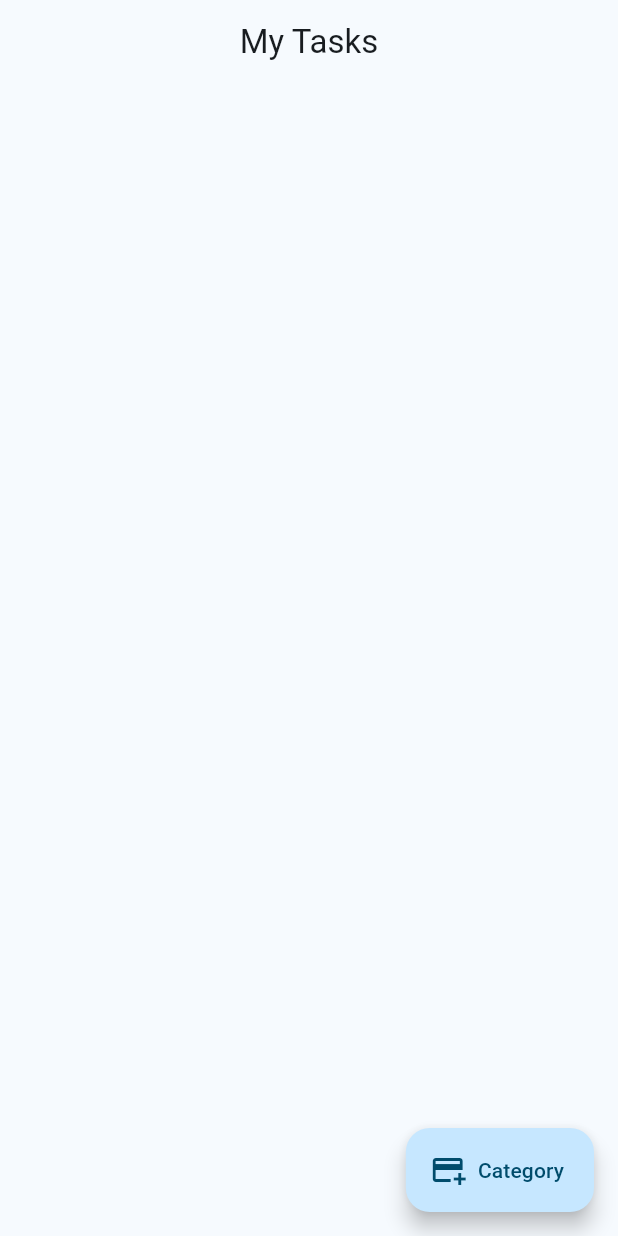
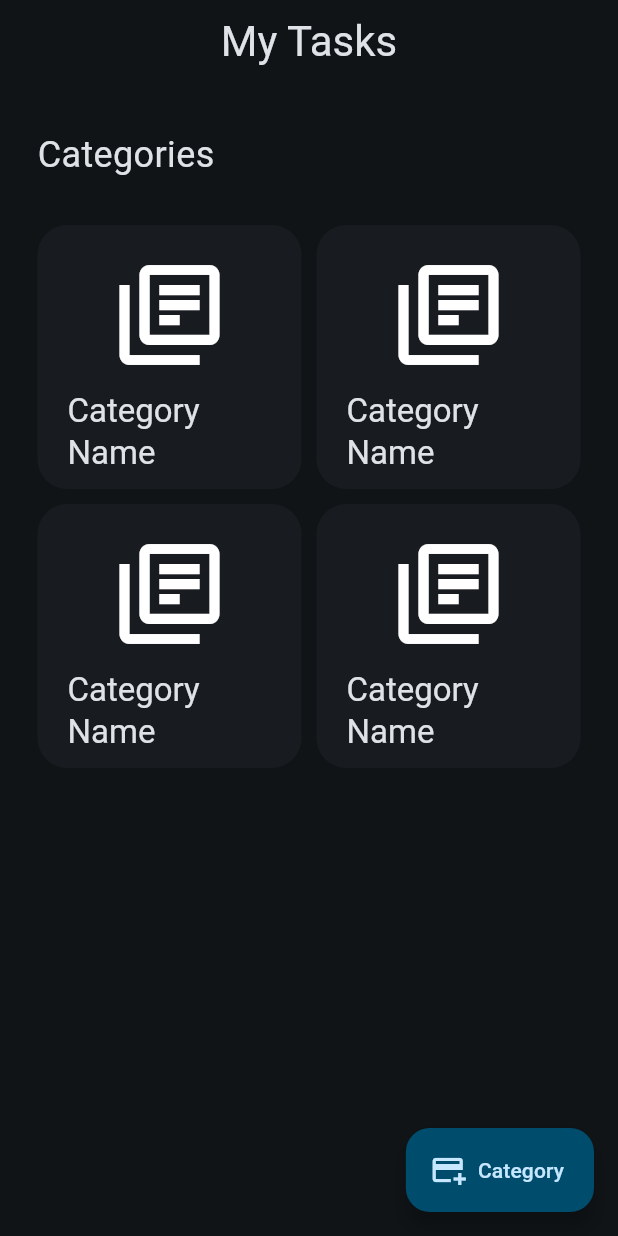
Before and after one commit to migueljt989/mj_todo_app, a Flutter app: the screen it shows after launch, on a phone screen of 412 x 824 dp. Run offline on Flutter 3.47's test engine with Material 3 defaults, Android fonts, the phone set to English and light mode, and no system bars; our stand-ins replace go_router.

Commit message:
categoriesWidgetsMods

```diff
--- a/lib/main.dart
+++ b/lib/main.dart
@@ -12,7 +12,7 @@ class MainApp extends StatelessWidget {
   @override
   Widget build(BuildContext context) {
     return MaterialApp.router(
-      theme: AppTheme(isDarkMode: false).getTheme(),
+      theme: AppTheme(isDarkMode: true).getTheme(),
       routerConfig: appRouter,
       debugShowCheckedModeBanner: false,
     );
--- a/lib/presentation/screens/home/home_screen.dart
+++ b/lib/presentation/screens/home/home_screen.dart
@@ -6,12 +6,32 @@ class HomeScreen extends StatelessWidget {
 
   @override
   Widget build(BuildContext context) {
+    final textTheme = Theme.of(context).textTheme;
     return Scaffold(
       appBar: AppBar(
-        title: const Text('My Tasks'),
+        title: Text(
+          'My Tasks',
+          style: TextStyle(fontSize: textTheme.headlineMedium!.fontSize),
+        ),
         centerTitle: true,
       ),
-      body:Expanded(child: Categories()),
+      body: Padding(
+        padding: const EdgeInsets.symmetric(horizontal: 25),
+        child: Column(
+          children: [
+            SizedBox(height: 30),
+            Align(
+              alignment: AlignmentGeometry.centerLeft,
+              child: Text(
+                'Categories',
+                style: TextStyle(fontSize: textTheme.headlineSmall!.fontSize),
+              ),
+            ),
+            SizedBox(height: 30),
+            Expanded(child: Categories()),
+          ],
+        ),
+      ),
       floatingActionButton: FloatingActionButton.extended(
         onPressed: (){},
          label: Text('Category'),
--- a/lib/presentation/widgets/categories.dart
+++ b/lib/presentation/widgets/categories.dart
@@ -1,11 +1,42 @@
 import 'package:flutter/material.dart';
 
 class Categories extends StatelessWidget {
-  const Categories({super.key});
+  Categories({super.key});
+
+  final gridDelegate = SliverGridDelegateWithFixedCrossAxisCount(
+    crossAxisCount: 2,
+    childAspectRatio: 1,
+    mainAxisSpacing: 10,
+    crossAxisSpacing: 10,
+  );
 
   @override
   Widget build(BuildContext context) {
-    final theme = Theme.of(context).canvasColor;
-    return Container(color: theme);
+    final colorTheme = Theme.of(context).colorScheme;
+    final textTheme = Theme.of(context).textTheme;
+    return GridView.builder(
+      itemCount: 4,
+      gridDelegate: gridDelegate,
+      itemBuilder: (context, index) {
+        return Container(
+          height: 100,
+          width: 100,
+          decoration: BoxDecoration(
+            color: colorTheme.surfaceContainerLow,
+            borderRadius: BorderRadius.circular(20),
+          ),
+          child: Padding(
+            padding: const EdgeInsets.all(20),
+            child: Column(
+              children: [
+                Icon(Icons.library_books_outlined, size: 80),
+                SizedBox(height: 10),
+                Text('Category Name', style: textTheme.titleLarge),
+              ],
+            ),
+          ),
+        );
+      },
+    );
   }
 }
```
